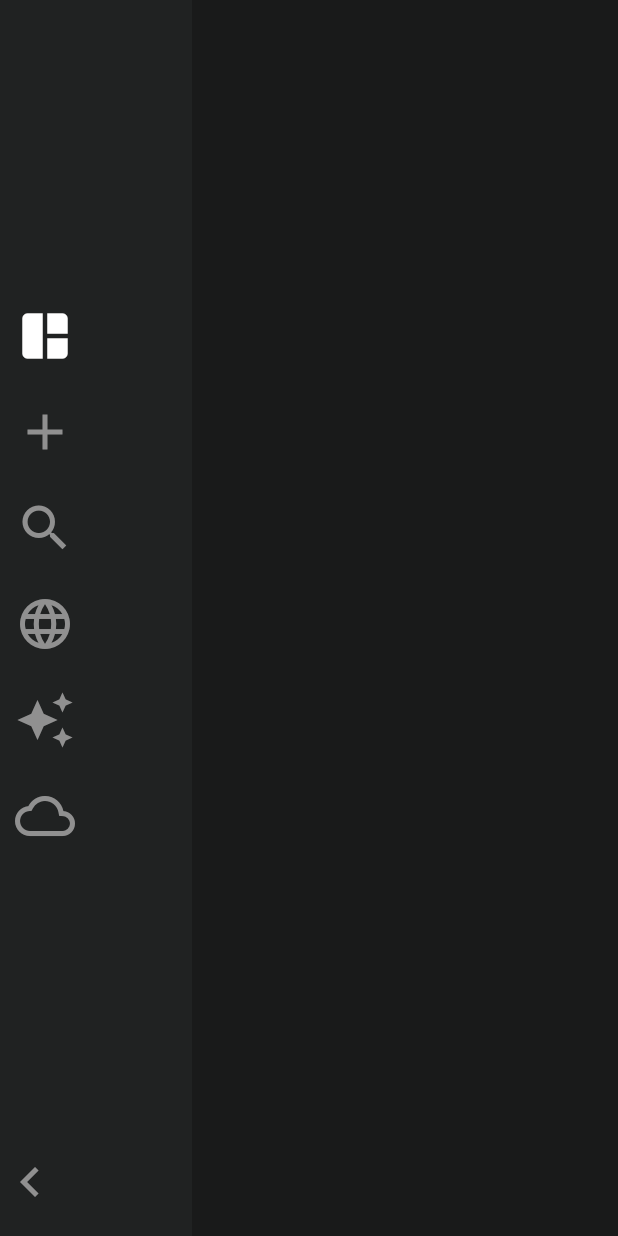
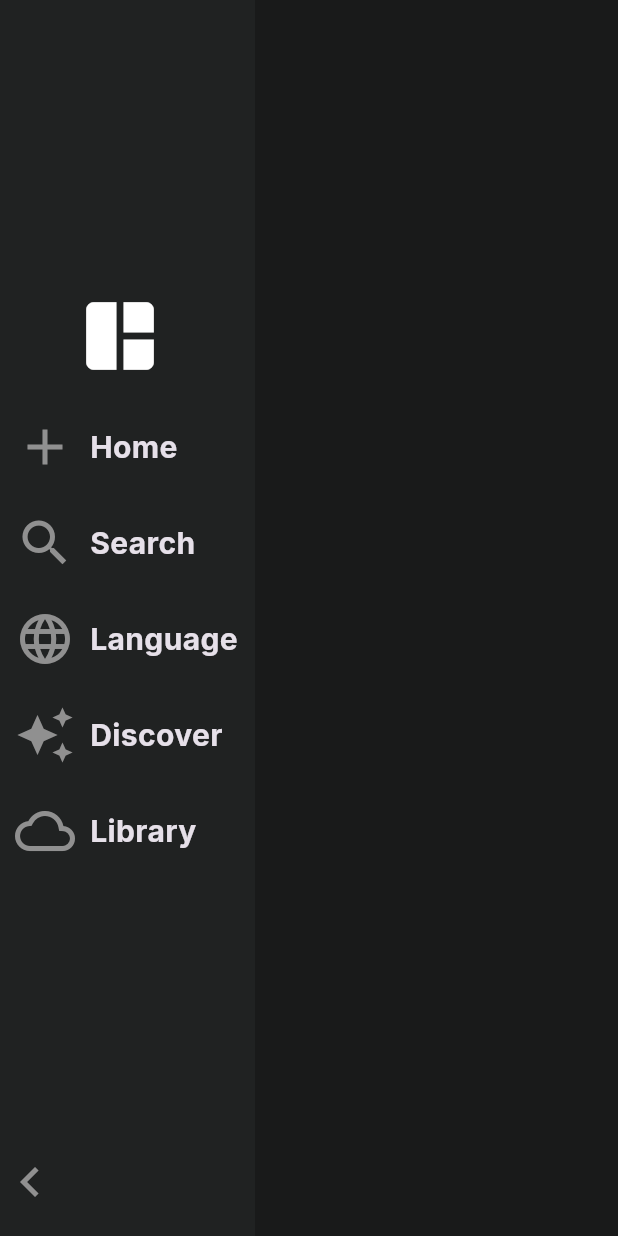
Before and after one commit to masterthuku/perplexity, a Flutter app: the screen it shows after launch, after a tap on the "keyboard arrow right" icon, on a phone screen of 412 x 824 dp. Run offline on Flutter 3.47's test engine with Material 3 defaults, Android fonts, the light colour scheme and no system bars; our stand-ins replace google_fonts.

Commit message:
sidebar complete

```diff
--- a/lib/main.dart
+++ b/lib/main.dart
@@ -1,4 +1,5 @@
 import 'package:flutter/material.dart';
+import 'package:google_fonts/google_fonts.dart';
 import 'package:perplexity/pages/home_page.dart';
 import 'package:perplexity/theme/colors.dart';
 
@@ -15,7 +16,10 @@ class MyApp extends StatelessWidget {
     return MaterialApp(
       title: 'Flutter Demo',
       debugShowCheckedModeBanner: false,
-      theme: ThemeData(scaffoldBackgroundColor: AppColors.background),
+      theme: ThemeData(
+        scaffoldBackgroundColor: AppColors.background,
+        textTheme: GoogleFonts.interTextTheme(ThemeData.dark().textTheme),
+      ),
       home: const HomePage(),
     );
   }
--- a/lib/widgets/side_bar.dart
+++ b/lib/widgets/side_bar.dart
@@ -1,5 +1,6 @@
 import 'package:flutter/material.dart';
 import 'package:perplexity/theme/colors.dart';
+import 'package:perplexity/widgets/sidebar_button.dart';
 
 class SideBar extends StatefulWidget {
   const SideBar({super.key});
@@ -15,7 +16,7 @@ class _SideBarState extends State<SideBar> {
   Widget build(BuildContext context) {
     return AnimatedContainer(
       duration: const Duration(milliseconds: 300),
-      width: isCollapsed ? 64 : 128,
+      width: isCollapsed ? 64 : 170,
       color: AppColors.sideNav,
       child: Column(
         crossAxisAlignment: isCollapsed
@@ -27,55 +28,49 @@ class _SideBarState extends State<SideBar> {
             child: Column(
               mainAxisAlignment: MainAxisAlignment.center,
               children: [
-                const Icon(
-                  Icons.auto_awesome_mosaic,
-                  color: AppColors.whiteColor,
-                  size: 40,
+                Row(
+                  children: [
+                    Container(
+                      margin: isCollapsed
+                          ? EdgeInsets.symmetric(horizontal: 10)
+                          : const EdgeInsets.symmetric(horizontal: 50),
+                      child: Icon(
+                        Icons.auto_awesome_mosaic,
+                        color: AppColors.whiteColor,
+                        size: isCollapsed ? 40 : 60,
+                      ),
+                    ),
+                  ],
                 ),
                 const SizedBox(height: 24),
-                Container(
-                  margin: EdgeInsets.symmetric(horizontal: 10),
-                  child: const Icon(
-                    Icons.add,
-                    color: AppColors.iconGrey,
-                    size: 40,
-                  ),
+                SidebarButton(
+                  isCollapsed: isCollapsed,
+                  icon: Icons.add,
+                  text: "Home",
                 ),
                 const SizedBox(height: 24),
-                Container(
-                  margin: EdgeInsets.symmetric(horizontal: 10),
-                  child: const Icon(
-                    Icons.search,
-                    color: AppColors.iconGrey,
-                    size: 40,
-                  ),
+                SidebarButton(
+                  isCollapsed: isCollapsed,
+                  icon: Icons.search,
+                  text: "Search",
                 ),
                 const SizedBox(height: 24),
-                Container(
-                  margin: EdgeInsets.symmetric(horizontal: 10),
-                  child: const Icon(
-                    Icons.language,
-                    color: AppColors.iconGrey,
-                    size: 40,
-                  ),
+                SidebarButton(
+                  isCollapsed: isCollapsed,
+                  icon: Icons.language,
+                  text: "Language",
                 ),
                 const SizedBox(height: 24),
-                Container(
-                  margin: EdgeInsets.symmetric(horizontal: 10),
-                  child: const Icon(
-                    Icons.auto_awesome,
-                    color: AppColors.iconGrey,
-                    size: 40,
-                  ),
+                SidebarButton(
+                  isCollapsed: isCollapsed,
+                  icon: Icons.auto_awesome,
+                  text: 'Discover',
                 ),
                 const SizedBox(height: 24),
-                Container(
-                  margin: EdgeInsets.symmetric(horizontal: 10),
-                  child: const Icon(
-                    Icons.cloud_outlined,
-                    color: AppColors.iconGrey,
-                    size: 40,
-                  ),
+                SidebarButton(
+                  isCollapsed: isCollapsed,
+                  icon: Icons.cloud_outlined,
+                  text: "Library",
                 ),
               ],
             ),
--- /dev/null
+++ b/lib/widgets/sidebar_button.dart
@@ -0,0 +1,32 @@
+import 'package:flutter/material.dart';
+import 'package:perplexity/theme/colors.dart';
+
+class SidebarButton extends StatelessWidget {
+  final bool isCollapsed;
+  final IconData icon;
+  final String text;
+  const SidebarButton({
+    super.key,
+    required this.isCollapsed,
+    required this.icon,
+    required this.text,
+  });
+
+  @override
+  Widget build(BuildContext context) {
+    return Row(
+      children: [
+        Container(
+          margin: EdgeInsets.symmetric(horizontal: 10),
+          child: Icon(icon, color: AppColors.iconGrey, size: 40),
+        ),
+        isCollapsed
+            ? const SizedBox()
+            : Text(
+                text,
+                style: TextStyle(fontSize: 20, fontWeight: FontWeight.bold),
+              ),
+      ],
+    );
+  }
+}
--- a/pubspec.yaml
+++ b/pubspec.yaml
@@ -34,6 +34,7 @@ dependencies:
   # The following adds the Cupertino Icons font to your application.
   # Use with the CupertinoIcons class for iOS style icons.
   cupertino_icons: ^1.0.8
+  google_fonts: ^6.3.1
 
 dev_dependencies:
   flutter_test:
```
Also changed, not shown: pubspec.lock, 1 other file.
